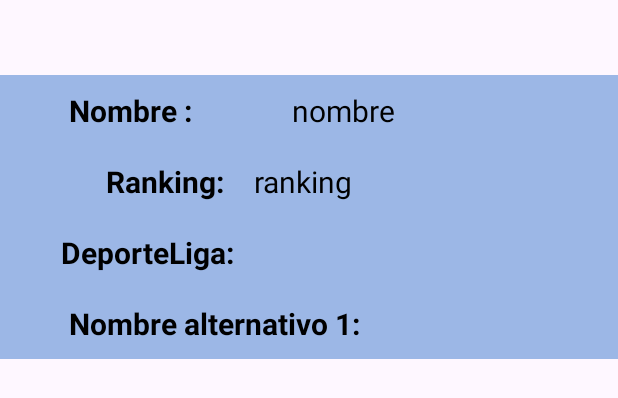
After one commit to ExampleToFollow/IOT_LAB4_20213704, an Android app: the layout irv_elemento_posicion.xml on its own in the app's theme, with its tools: preview values and no code run, on a phone screen of 412 x 824 dp. The commit adds this screen. Shown: the top 398 px of the screen. Run offline under Robolectric (Android 15) with nearby library versions, the phone set to English and light mode, and no system bars.

Commit message:
Funciona segundo Recycler View

```diff
--- a/app/build.gradle
+++ b/app/build.gradle
@@ -31,6 +31,7 @@ android {
 dependencies {
 
     implementation libs.appcompat
+    implementation 'com.squareup.picasso:picasso:2.71828'
     implementation 'com.squareup.retrofit2:retrofit:2.9.0'
     implementation 'com.google.code.gson:gson:2.10'
     implementation 'com.squareup.retrofit2:converter-gson:2.9.0'
--- /dev/null
+++ b/app/src/main/res/layout/irv_elemento_posicion.xml
@@ -0,0 +1,125 @@
+<?xml version="1.0" encoding="utf-8"?>
+<androidx.constraintlayout.widget.ConstraintLayout xmlns:android="http://schemas.android.com/apk/res/android"
+    android:layout_width="match_parent"
+    android:layout_height="match_parent"
+    xmlns:app="http://schemas.android.com/apk/res-auto">
+    <LinearLayout
+        android:layout_width="match_parent"
+        android:layout_height="wrap_content"
+        android:layout_marginBottom="20sp"
+        android:background="#9CB7E6"
+        android:layout_marginTop="20sp"
+        android:backgroundTintMode="src_over"
+        android:orientation="vertical"
+        app:layout_constraintBottom_toBottomOf="parent"
+        app:layout_constraintEnd_toEndOf="parent"
+        app:layout_constraintHorizontal_bias="1.0"
+        app:layout_constraintStart_toStartOf="parent"
+        app:layout_constraintTop_toTopOf="parent"
+        app:layout_constraintVertical_bias="0.05">
+
+        <LinearLayout
+            android:layout_width="400sp"
+            android:layout_height="wrap_content"
+            android:layout_gravity="center_horizontal"
+            android:orientation="horizontal">
+
+            <TextView
+                android:layout_width="wrap_content"
+                android:layout_height="wrap_content"
+                android:layout_marginStart="30sp"
+                android:padding="10sp"
+                android:text="Nombre :          "
+                android:textColor="@color/black"
+                android:textSize="20sp"
+                android:textStyle="bold" />
+
+            <TextView
+                android:id="@+id/nombre"
+                android:layout_width="wrap_content"
+                android:layout_height="wrap_content"
+                android:padding="10sp"
+                android:text="nombre"
+                android:textColor="@color/black"
+                android:textSize="20sp" />
+        </LinearLayout>
+
+        <LinearLayout
+            android:layout_width="350sp"
+            android:layout_height="wrap_content"
+            android:layout_gravity="center_horizontal"
+            android:orientation="horizontal">
+
+            <TextView
+                android:layout_width="wrap_content"
+                android:layout_height="wrap_content"
+                android:layout_marginStart="30sp"
+                android:padding="10sp"
+                android:text="Ranking:"
+                android:textColor="@color/black"
+                android:textSize="20sp"
+                android:textStyle="bold" />
+
+            <TextView
+                android:id="@+id/ranking"
+                android:layout_width="wrap_content"
+                android:layout_height="wrap_content"
+                android:padding="10sp"
+                android:text="ranking"
+                android:textColor="@color/black"
+                android:textSize="20sp" />
+        </LinearLayout>
+        <LinearLayout
+            android:layout_width="350sp"
+            android:layout_height="wrap_content"
+            android:layout_gravity="center_horizontal"
+            android:orientation="horizontal">
+
+            <ImageView
+                android:layout_gravity="center_horizontal"
+                android:id="@+id/image"
+                android:layout_width="wrap_content"
+                android:layout_height="wrap_content"
+                />
+        </LinearLayout>
+        <LinearLayout
+            android:layout_width="350sp"
+            android:layout_height="wrap_content"
+            android:layout_gravity="center_horizontal"
+            android:orientation="horizontal">
+
+            <TextView
+                android:id="@+id/victorias_empates_derrotas"
+                android:layout_width="350sp"
+                android:layout_height="wrap_content"
+                android:padding="10sp"
+                android:text="DeporteLiga:"
+                android:textColor="@color/black"
+                android:textSize="20sp"
+                android:textStyle="bold" />
+
+
+        </LinearLayout>
+        <LinearLayout
+            android:layout_width="350sp"
+            android:layout_height="wrap_content"
+            android:layout_gravity="center_horizontal"
+            android:orientation="horizontal">
+
+            <TextView
+                android:id="@+id/goles_anotados_concedidos_diferencia"
+                android:layout_width="350sp"
+                android:layout_height="wrap_content"
+                android:layout_marginStart="5sp"
+                android:padding="10sp"
+                android:text="Nombre alternativo 1:"
+                android:textColor="@color/black"
+                android:textSize="20sp"
+                android:textStyle="bold" />
+
+        </LinearLayout>
+
+    </LinearLayout>
+
+
+</androidx.constraintlayout.widget.ConstraintLayout>
```
Also changed, not shown: app/src/main/java/com/example/iot_lab4_20213704/Adapter/ListaPosicionesAdapter.java (added, +73 -0 lines), app/src/main/java/com/example/iot_lab4_20213704/Beans/Position.java (added, +180 -0 lines), app/src/main/java/com/example/iot_lab4_20213704/Beans/PositionBusqueda.java (added, +16 -0 lines), app/src/main/java/com/example/iot_lab4_20213704/PosicionesFragment.java (+68 -1 lines), app/src/main/java/com/example/iot_lab4_20213704/Service/ServiceRetrofit.java (+6 -8 lines), app/src/main/res/layout/fragment_posiciones.xml (+4 -3 lines).
